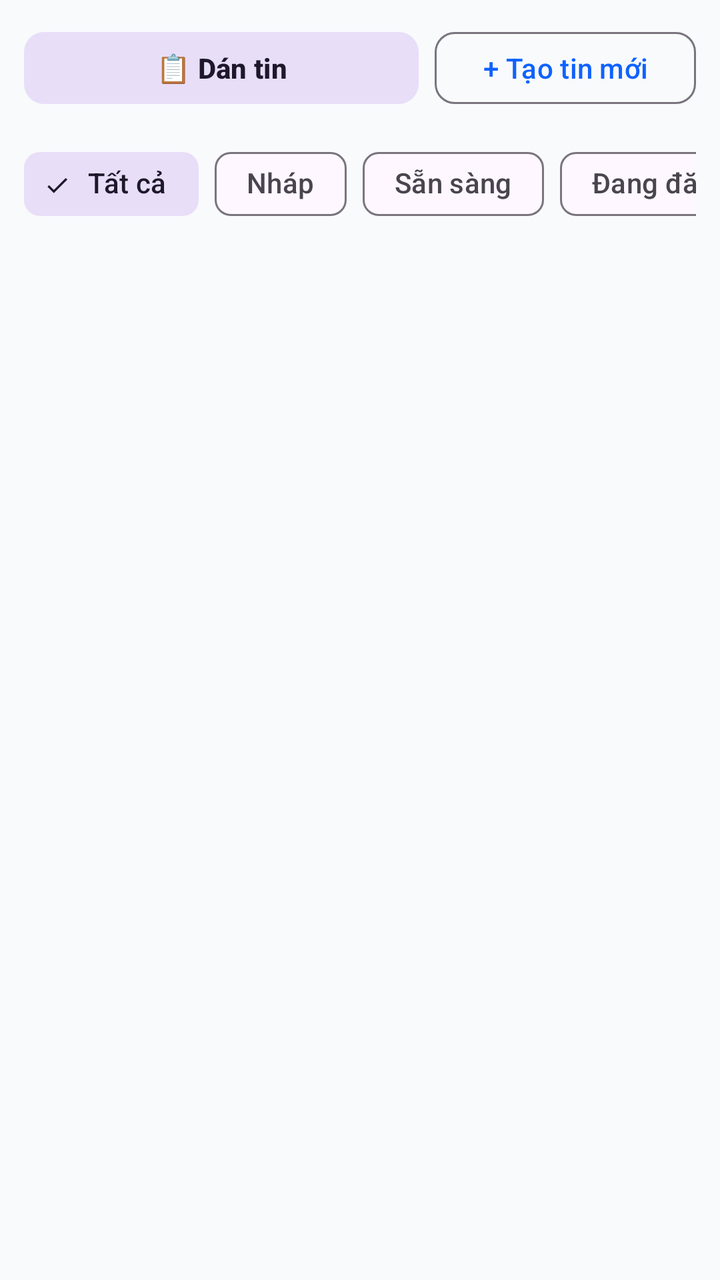
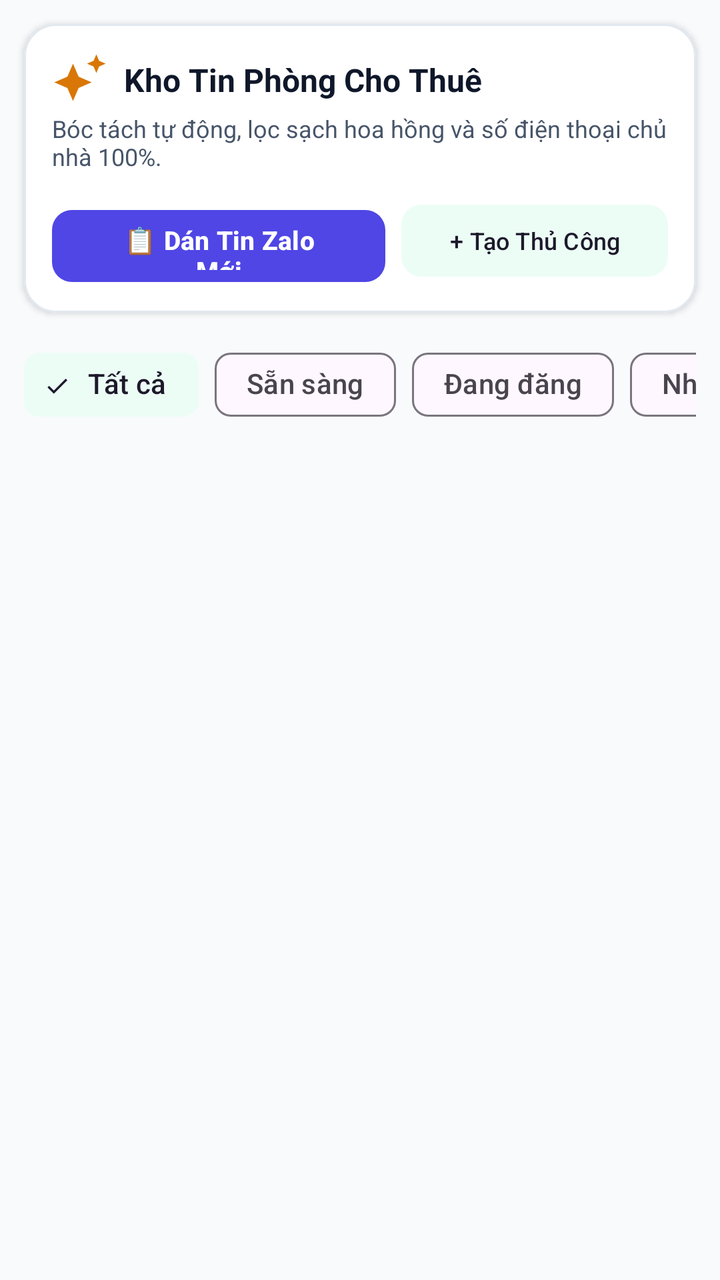

Two renders of the same Android screen: before a commit and after it. Below are the layout's source before the change and the commit's diff.
<!-- AndroidManifest.xml: application theme Theme.Z2FBPostManager -->
<!-- res/layout/fragment_inventory.xml -->
<?xml version="1.0" encoding="utf-8"?>
<LinearLayout xmlns:android="http://schemas.android.com/apk/res/android"
    xmlns:app="http://schemas.android.com/apk/res-auto"
    android:layout_width="match_parent"
    android:layout_height="match_parent"
    android:orientation="vertical"
    android:background="@color/background">

    
    <LinearLayout
        android:layout_width="match_parent"
        android:layout_height="wrap_content"
        android:orientation="horizontal"
        android:padding="12dp"
        android:gravity="center_vertical">

        <com.google.android.material.button.MaterialButton
            android:id="@+id/btn_paste_listing"
            android:layout_width="0dp"
            android:layout_height="44dp"
            android:layout_weight="1"
            android:text="@string/btn_paste_listing"
            android:textSize="14sp"
            android:textStyle="bold"
            app:cornerRadius="10dp"
            style="@style/Widget.Material3.Button.TonalButton" />

        <com.google.android.material.button.MaterialButton
            android:id="@+id/btn_new_listing"
            android:layout_width="wrap_content"
            android:layout_height="44dp"
            android:layout_marginStart="8dp"
            android:text="@string/btn_new_listing"
            android:textSize="14sp"
            app:cornerRadius="10dp"
            style="@style/Widget.Material3.Button.OutlinedButton" />
    </LinearLayout>

    
    <HorizontalScrollView
        android:layout_width="match_parent"
        android:layout_height="wrap_content"
        android:scrollbars="none"
        android:paddingHorizontal="12dp"
        android:paddingBottom="8dp">

        <com.google.android.material.chip.ChipGroup
            android:id="@+id/chip_group_status"
            android:layout_width="wrap_content"
            android:layout_height="wrap_content"
            app:singleSelection="true">

            <com.google.android.material.chip.Chip
                android:id="@+id/chip_all"
                android:layout_width="wrap_content"
                android:layout_height="wrap_content"
                android:text="Tất cả"
                android:checked="true"
                style="@style/Widget.Material3.Chip.Filter" />

            <com.google.android.material.chip.Chip
                android:id="@+id/chip_draft"
                android:layout_width="wrap_content"
                android:layout_height="wrap_content"
                android:text="Nháp"
                style="@style/Widget.Material3.Chip.Filter" />

            <com.google.android.material.chip.Chip
                android:id="@+id/chip_ready"
                android:layout_width="wrap_content"
                android:layout_height="wrap_content"
                android:text="Sẵn sàng"
                style="@style/Widget.Material3.Chip.Filter" />

            <com.google.android.material.chip.Chip
                android:id="@+id/chip_listed"
                android:layout_width="wrap_content"
                android:layout_height="wrap_content"
                android:text="Đang đăng"
                style="@style/Widget.Material3.Chip.Filter" />

            <com.google.android.material.chip.Chip
                android:id="@+id/chip_rented"
                android:layout_width="wrap_content"
                android:layout_height="wrap_content"
                android:text="Đã thuê"
                style="@style/Widget.Material3.Chip.Filter" />
        </com.google.android.material.chip.ChipGroup>
    </HorizontalScrollView>

    
    <LinearLayout
        android:id="@+id/layout_empty_state"
        android:layout_width="match_parent"
        android:layout_height="0dp"
        android:layout_weight="1"
        android:orientation="vertical"
        android:gravity="center"
        android:padding="32dp"
        android:visibility="gone">

        <ImageView
            android:layout_width="64dp"
            android:layout_height="64dp"
            android:src="@drawable/ic_apartment"
            app:tint="@color/text_secondary" />

        <TextView
            android:layout_width="wrap_content"
            android:layout_height="wrap_content"
            android:layout_marginTop="12dp"
            android:text="Chưa có tin phòng nào"
            android:textSize="16sp"
            android:textStyle="bold"
            android:textColor="@color/text_primary" />

        <TextView
            android:layout_width="wrap_content"
            android:layout_height="wrap_content"
            android:layout_marginTop="6dp"
            android:text="Bấm 'Dán tin' từ clipboard hoặc chia sẻ trực tiếp từ nhóm Zalo sang app."
            android:textSize="14sp"
            android:gravity="center"
            android:textColor="@color/text_secondary" />
    </LinearLayout>

    
    <androidx.recyclerview.widget.RecyclerView
        android:id="@+id/rv_listings"
        android:layout_width="match_parent"
        android:layout_height="0dp"
        android:layout_weight="1"
        android:paddingHorizontal="12dp"
        android:clipToPadding="false"
        android:paddingBottom="16dp" />

</LinearLayout>
<!-- resources referenced by this layout -->
<resources>
  <color name="background">#F8FAFC</color>
  <color name="text_primary">#0F172A</color>
  <color name="text_secondary">#64748B</color>
  <!-- drawable ic_apartment (drawable) -->
  <vector xmlns:android="http://schemas.android.com/apk/res/android"
      android:width="24dp"
      android:height="24dp"
      android:viewportWidth="24"
      android:viewportHeight="24">
    <path
        android:fillColor="@color/primary"
        android:pathData="M17,11V3H7v4H3v14h8v-4h2v4h8V11H17zM7,19H5v-2h2V19zM7,15H5v-2h2V15zM7,11H5V9h2V11zM11,15H9v-2h2V15zM11,11H9V9h2V11zM11,7H9V5h2V7zM15,15h-2v-2h2V15zM15,11h-2V9h2V11zM15,7h-2V5h2V7zM19,19h-2v-2h2V19zM19,15h-2v-2h2V15z"/>
  </vector>
  <string name="btn_new_listing">+ Tạo tin mới</string>
  <string name="btn_paste_listing">📋 Dán tin</string>
  <style name="Theme.Z2FBPostManager" parent="Theme.Material3.DayNight.NoActionBar">
          
          <item name="colorPrimary">@color/primary</item>
          <item name="colorOnPrimary">@color/on_primary</item>
          <item name="colorSecondary">@color/secondary</item>
          <item name="android:statusBarColor">@color/surface</item>
          <item name="android:windowLightStatusBar">true</item>
          <item name="android:navigationBarColor">@color/surface</item>
      </style>
  <color name="primary">#0F62FE</color>
  <color name="on_primary">#FFFFFF</color>
  <color name="secondary">#0D9488</color>
  <color name="surface">#FFFFFF</color>
</resources>

<!-- the commit's change to res/layout/fragment_inventory.xml (unified diff, before → after) -->
@@ -7,34 +7,81 @@
     android:background="@color/background">
 
     
-    <LinearLayout
+    <com.google.android.material.card.MaterialCardView
         android:layout_width="match_parent"
         android:layout_height="wrap_content"
-        android:orientation="horizontal"
-        android:padding="12dp"
-        android:gravity="center_vertical">
+        android:layout_margin="12dp"
+        app:cardCornerRadius="16dp"
+        app:cardElevation="2dp"
+        app:strokeWidth="1dp"
+        app:strokeColor="@color/divider"
+        app:cardBackgroundColor="@color/surface">
 
-        <com.google.android.material.button.MaterialButton
-            android:id="@+id/btn_paste_listing"
-            android:layout_width="0dp"
-            android:layout_height="44dp"
-            android:layout_weight="1"
-            android:text="@string/btn_paste_listing"
-            android:textSize="14sp"
-            android:textStyle="bold"
-            app:cornerRadius="10dp"
-            style="@style/Widget.Material3.Button.TonalButton" />
+        <LinearLayout
+            android:layout_width="match_parent"
+            android:layout_height="wrap_content"
+            android:orientation="vertical"
+            android:padding="14dp">
 
-        <com.google.android.material.button.MaterialButton
-            android:id="@+id/btn_new_listing"
-            android:layout_width="wrap_content"
-            android:layout_height="44dp"
-            android:layout_marginStart="8dp"
-            android:text="@string/btn_new_listing"
-            android:textSize="14sp"
-            app:cornerRadius="10dp"
-            style="@style/Widget.Material3.Button.OutlinedButton" />
-    </LinearLayout>
+            <LinearLayout
+                android:layout_width="match_parent"
+                android:layout_height="wrap_content"
+                android:orientation="horizontal"
+                android:gravity="center_vertical">
+
+                <ImageView
+                    android:layout_width="28dp"
+                    android:layout_height="28dp"
+                    android:src="@drawable/ic_sparkle" />
+
+                <TextView
+                    android:layout_width="0dp"
+                    android:layout_height="wrap_content"
+                    android:layout_weight="1"
+                    android:layout_marginStart="8dp"
+                    android:text="Kho Tin Phòng Cho Thuê"
+                    android:textSize="16sp"
+                    android:textStyle="bold"
+                    android:textColor="@color/text_primary" />
+            </LinearLayout>
+
+            <TextView
+                android:layout_width="wrap_content"
+                android:layout_height="wrap_content"
+                android:layout_marginTop="2dp"
+                android:text="Bóc tách tự động, lọc sạch hoa hồng và số điện thoại chủ nhà 100%."
+                android:textSize="12sp"
+                android:textColor="@color/text_secondary" />
+
+            <LinearLayout
+                android:layout_width="match_parent"
+                android:layout_height="wrap_content"
+                android:orientation="horizontal"
+                android:layout_marginTop="12dp">
+
+                <com.google.android.material.button.MaterialButton
+                    android:id="@+id/btn_paste_listing"
+                    android:layout_width="0dp"
+                    android:layout_height="44dp"
+                    android:layout_weight="1"
+                    android:text="📋 Dán Tin Zalo Mới"
+                    android:textSize="13sp"
+                    android:textStyle="bold"
+                    app:cornerRadius="10dp"
+                    app:backgroundTint="@color/primary" />
+
+                <com.google.android.material.button.MaterialButton
+                    android:id="@+id/btn_new_listing"
+                    android:layout_width="wrap_content"
+                    android:layout_height="44dp"
+                    android:layout_marginStart="8dp"
+                    android:text="+ Tạo Thủ Công"
+                    android:textSize="12sp"
+                    app:cornerRadius="10dp"
+                    style="@style/Widget.Material3.Button.TonalButton" />
+            </LinearLayout>
+        </LinearLayout>
+    </com.google.android.material.card.MaterialCardView>
 
     
     <HorizontalScrollView
@@ -42,7 +89,7 @@
         android:layout_height="wrap_content"
         android:scrollbars="none"
         android:paddingHorizontal="12dp"
-        android:paddingBottom="8dp">
+        android:paddingBottom="6dp">
 
         <com.google.android.material.chip.ChipGroup
             android:id="@+id/chip_group_status"
@@ -59,13 +106,6 @@
                 style="@style/Widget.Material3.Chip.Filter" />
 
             <com.google.android.material.chip.Chip
-                android:id="@+id/chip_draft"
-                android:layout_width="wrap_content"
-                android:layout_height="wrap_content"
-                android:text="Nháp"
-                style="@style/Widget.Material3.Chip.Filter" />
-
-            <com.google.android.material.chip.Chip
                 android:id="@+id/chip_ready"
                 android:layout_width="wrap_content"
                 android:layout_height="wrap_content"
@@ -77,6 +117,13 @@
                 android:layout_width="wrap_content"
                 android:layout_height="wrap_content"
                 android:text="Đang đăng"
+                style="@style/Widget.Material3.Chip.Filter" />
+
+            <com.google.android.material.chip.Chip
+                android:id="@+id/chip_draft"
+                android:layout_width="wrap_content"
+                android:layout_height="wrap_content"
+                android:text="Nháp"
                 style="@style/Widget.Material3.Chip.Filter" />
 
             <com.google.android.material.chip.Chip
@@ -100,17 +147,17 @@
         android:visibility="gone">
 
         <ImageView
-            android:layout_width="64dp"
-            android:layout_height="64dp"
+            android:layout_width="72dp"
+            android:layout_height="72dp"
             android:src="@drawable/ic_apartment"
-            app:tint="@color/text_secondary" />
+            app:tint="@color/text_muted" />
 
         <TextView
             android:layout_width="wrap_content"
             android:layout_height="wrap_content"
-            android:layout_marginTop="12dp"
-            android:text="Chưa có tin phòng nào"
-            android:textSize="16sp"
+            android:layout_marginTop="16dp"
+            android:text="Chưa Có Tin Phòng Nào"
+            android:textSize="17sp"
             android:textStyle="bold"
             android:textColor="@color/text_primary" />
 
@@ -118,20 +165,18 @@
             android:layout_width="wrap_content"
             android:layout_height="wrap_content"
             android:layout_marginTop="6dp"
-            android:text="Bấm 'Dán tin' từ clipboard hoặc chia sẻ trực tiếp từ nhóm Zalo sang app."
-            android:textSize="14sp"
             android:gravity="center"
+            android:text="Sao chép tin phòng từ nhóm Zalo đầu chủ và bấm nút 'Dán Tin Zalo Mới' ở trên để AI tự động xử lý."
+            android:textSize="13sp"
             android:textColor="@color/text_secondary" />
     </LinearLayout>
 
-    
     <androidx.recyclerview.widget.RecyclerView
         android:id="@+id/rv_listings"
         android:layout_width="match_parent"
         android:layout_height="0dp"
         android:layout_weight="1"
         android:paddingHorizontal="12dp"
-        android:clipToPadding="false"
-        android:paddingBottom="16dp" />
+        android:clipToPadding="false" />
 
 </LinearLayout>
<!-- resource entries referenced after the edit -->
@@ -1,8 +1,9 @@
 <!-- resources referenced by this layout -->
 <resources>
   <color name="background">#F8FAFC</color>
+  <color name="divider">#E2E8F0</color>
   <color name="text_primary">#0F172A</color>
-  <color name="text_secondary">#64748B</color>
+  <color name="text_secondary">#475569</color>
   <!-- drawable ic_apartment (drawable) -->
   <vector xmlns:android="http://schemas.android.com/apk/res/android"
       android:width="24dp"
@@ -13,20 +14,35 @@
         android:fillColor="@color/primary"
         android:pathData="M17,11V3H7v4H3v14h8v-4h2v4h8V11H17zM7,19H5v-2h2V19zM7,15H5v-2h2V15zM7,11H5V9h2V11zM11,15H9v-2h2V15zM11,11H9V9h2V11zM11,7H9V5h2V7zM15,15h-2v-2h2V15zM15,11h-2V9h2V11zM15,7h-2V5h2V7zM19,19h-2v-2h2V19zM19,15h-2v-2h2V15z"/>
   </vector>
-  <string name="btn_new_listing">+ Tạo tin mới</string>
-  <string name="btn_paste_listing">📋 Dán tin</string>
+  <!-- drawable ic_sparkle (drawable) -->
+  <vector xmlns:android="http://schemas.android.com/apk/res/android"
+      android:width="24dp"
+      android:height="24dp"
+      android:viewportWidth="24"
+      android:viewportHeight="24">
+    <path
+        android:fillColor="@color/price_tag"
+        android:pathData="M9,21l-2.4,-5.6L1,13l5.6,-2.4L9,5l2.4,5.6L17,13l-5.6,2.4L9,21zM19,9l-1.2,-2.8L15,5l2.8,-1.2L19,1l1.2,2.8L23,5l-2.8,1.2L19,9z"/>
+  </vector>
   <style name="Theme.Z2FBPostManager" parent="Theme.Material3.DayNight.NoActionBar">
           
           <item name="colorPrimary">@color/primary</item>
           <item name="colorOnPrimary">@color/on_primary</item>
+          <item name="colorPrimaryContainer">@color/primary_container</item>
           <item name="colorSecondary">@color/secondary</item>
+          <item name="colorSecondaryContainer">@color/secondary_container</item>
+          
           <item name="android:statusBarColor">@color/surface</item>
           <item name="android:windowLightStatusBar">true</item>
           <item name="android:navigationBarColor">@color/surface</item>
       </style>
-  <color name="primary">#0F62FE</color>
+  <color name="price_tag">#D97706</color>
+  <color name="primary">#4F46E5</color>
   <color name="on_primary">#FFFFFF</color>
-  <color name="secondary">#0D9488</color>
+  <color name="primary_container">#EEF2FF</color>
+  <color name="secondary">#059669</color>
+  <color name="secondary_container">#ECFDF5</color>
   <color name="surface">#FFFFFF</color>
+  <color name="text_muted">#94A3B8</color>
 </resources>
 
